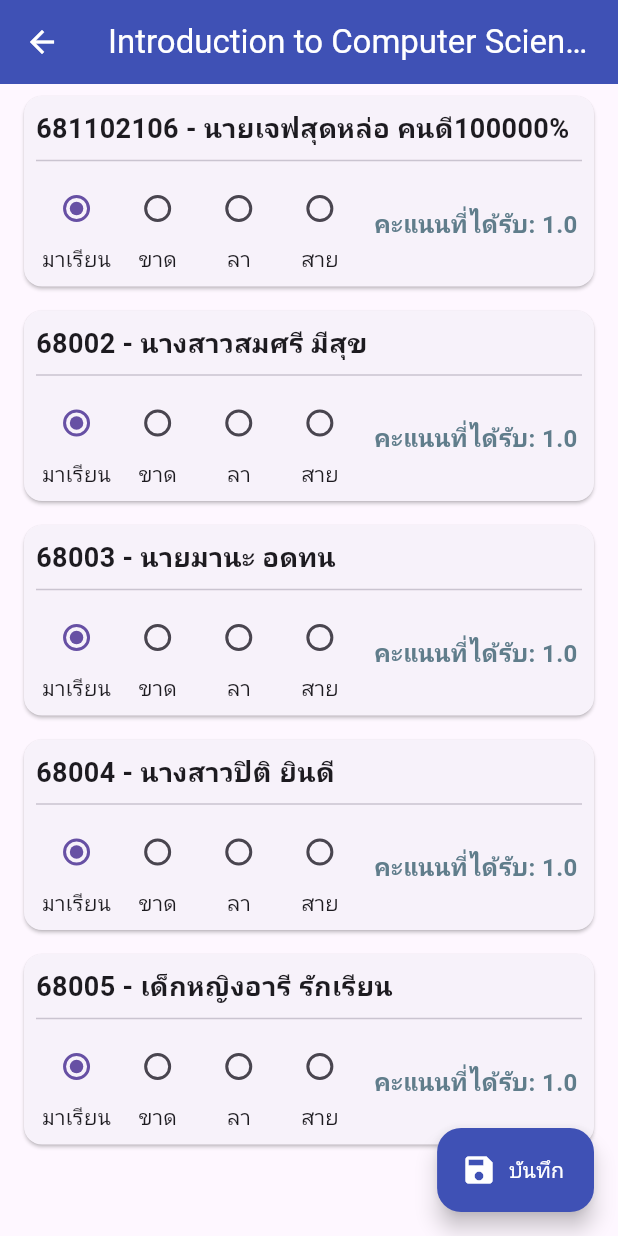
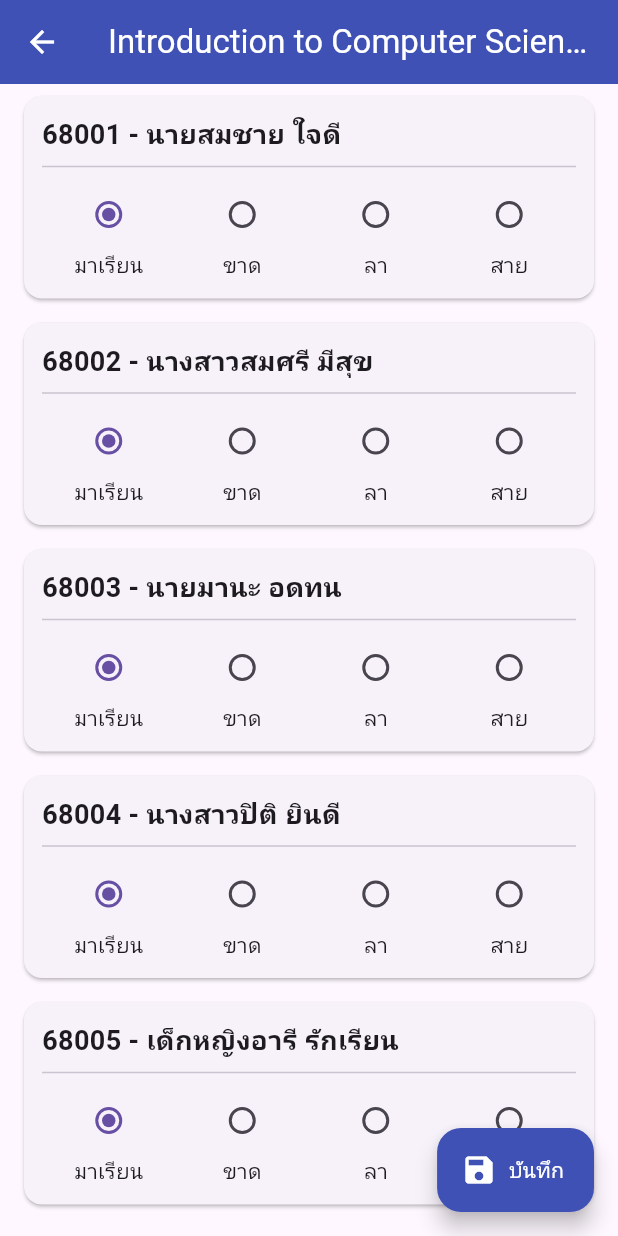
Before and after one commit to 681102106-ux/auto_checkin, a Flutter app: the screen it shows after launch, after a tap on "ล็อกอิน", after a tap on "Introduction to Computer Science", on a phone screen of 412 x 824 dp. Run offline on Flutter 3.47's test engine with Material 3 defaults, Android fonts, the phone set to English and light mode, and no system bars.

Commit message:
Self try fix (BUG)

```diff
--- a/lib/screens/check_in_screen.dart
+++ b/lib/screens/check_in_screen.dart
@@ -1,7 +1,7 @@
 import 'package:flutter/material.dart';
 import '../models/course.dart';
 import '../models/student.dart';
-import '../models/attendance.dart'; // Import Attendance Model
+import '../models/attendance.dart';
 
 class CheckInScreen extends StatefulWidget {
   final Course course;
@@ -14,25 +14,19 @@ class CheckInScreen extends StatefulWidget {
 }
 
 class _CheckInScreenState extends State<CheckInScreen> {
-  // 1. สร้าง "ข้อมูลจำลอง" ของนักเรียนในวิชานี้
   final List<Student> _students = [
-    Student(id: '681102106', name: 'นายเจฟสุดหล่อ คนดี100000%'),
+    Student(id: '68001', name: 'นายสมชาย ใจดี'),
     Student(id: '68002', name: 'นางสาวสมศรี มีสุข'),
     Student(id: '68003', name: 'นายมานะ อดทน'),
     Student(id: '68004', name: 'นางสาวปิติ ยินดี'),
     Student(id: '68005', name: 'เด็กหญิงอารี รักเรียน'),
   ];
 
-  // 2. สร้าง "สมุดจด" เพื่อบันทึกสถานะของนักเรียนแต่ละคน
-  // Key คือ ID ของนักเรียน, Value คือสถานะการเข้าเรียน
-  // เราจะตั้งค่าเริ่มต้นให้ทุกคนเป็น "มาเรียน" (present)
   Map<String, AttendanceStatus> _attendanceData = {};
 
-  // initState คือฟังก์ชันที่จะทำงานแค่ "ครั้งเดียว" ตอนที่หน้านี้ถูกเปิดขึ้นมา
   @override
   void initState() {
     super.initState();
-    // วนลูปเพื่อตั้งค่าสถานะเริ่มต้นให้นักเรียนทุกคน
     for (var student in _students) {
       _attendanceData[student.id] = AttendanceStatus.present;
     }
@@ -42,9 +36,7 @@ class _CheckInScreenState extends State<CheckInScreen> {
   Widget build(BuildContext context) {
     return Scaffold(
       appBar: AppBar(
-        title: Text(
-          widget.course.name,
-        ), // widget.course ใช้เพื่อเข้าถึงข้อมูลจาก class แม่
+        title: Text(widget.course.name),
         backgroundColor: Colors.indigo,
         foregroundColor: Colors.white,
       ),
@@ -53,15 +45,13 @@ class _CheckInScreenState extends State<CheckInScreen> {
         itemBuilder: (context, index) {
           final student = _students[index];
 
-          // Card ช่วยทำให้ UI ดูมีมิติและแบ่งสัดส่วนได้สวยงาม
           return Card(
             margin: const EdgeInsets.symmetric(horizontal: 16, vertical: 8),
             child: Padding(
-              padding: const EdgeInsets.all(8.0),
+              padding: const EdgeInsets.all(12.0),
               child: Column(
                 crossAxisAlignment: CrossAxisAlignment.start,
                 children: [
-                  // --- ส่วนแสดงชื่อนักเรียน ---
                   Text(
                     '${student.id} - ${student.name}',
                     style: const TextStyle(
@@ -70,39 +60,36 @@ class _CheckInScreenState extends State<CheckInScreen> {
                     ),
                   ),
                   const Divider(),
-
-                  // --- ส่วนของ Radio Button ---
                   Row(
-                    mainAxisAlignment: MainAxisAlignment.spaceAround,
+                    // [FIX 1] แก้ไข UI ที่ไม่สมดุล
+                    // เราจะใช้ Expanded เพื่อให้แต่ละตัวเลือกมีขนาดเท่ากัน
                     children: [
-                      _buildStatusOption(
+                      Expanded(
+                        child: _buildStatusOption(
                           student.id,
                           AttendanceStatus.present,
                           'มาเรียน',
                         ),
-                      _buildStatusOption(
+                      ),
+                      Expanded(
+                        child: _buildStatusOption(
                           student.id,
                           AttendanceStatus.absent,
                           'ขาด',
                         ),
-                      _buildStatusOption(
+                      ),
+                      Expanded(
+                        child: _buildStatusOption(
                           student.id,
                           AttendanceStatus.onLeave,
                           'ลา',
                         ),
-                      _buildStatusOption(
+                      ),
+                      Expanded(
+                        child: _buildStatusOption(
                           student.id,
                           AttendanceStatus.late,
                           'สาย',
-                      ),
-                      const SizedBox(height: 8), // เพิ่มระยะห่างนิดหน่อย
-                      // เราจะใช้ widget.scores เพื่อดึงค่าคะแนนที่ถูกส่งเข้ามา
-                      Text(
-                        'คะแนนที่ได้รับ: ${_getScoreForStatus(_attendanceData[student.id])}',
-                        style: const TextStyle(
-                          fontSize: 16,
-                          color: Colors.blueGrey,
-                          fontWeight: FontWeight.bold,
                         ),
                       ),
                     ],
@@ -113,11 +100,9 @@ class _CheckInScreenState extends State<CheckInScreen> {
           );
         },
       ),
-      // เพิ่มปุ่มสำหรับ "บันทึก" การเช็คชื่อ
       floatingActionButton: FloatingActionButton.extended(
         onPressed: () {
-          // TODO: เพิ่ม Logic การบันทึกข้อมูลลงฐานข้อมูล
-          print(_attendanceData); // แสดงผลข้อมูลการเช็คชื่อใน Console
+          print(_attendanceData);
           ScaffoldMessenger.of(context).showSnackBar(
             const SnackBar(content: Text('บันทึกการเช็คชื่อเรียบร้อย!')),
           );
@@ -130,7 +115,6 @@ class _CheckInScreenState extends State<CheckInScreen> {
     );
   }
 
-  // ฟังก์ชันช่วยสร้าง Radio Button เพื่อลดการเขียนโค้ดซ้ำซ้อน
   Widget _buildStatusOption(
     String studentId,
     AttendanceStatus status,
@@ -142,8 +126,6 @@ class _CheckInScreenState extends State<CheckInScreen> {
           value: status,
           groupValue: _attendanceData[studentId],
           onChanged: (AttendanceStatus? value) {
-            // setState คือคำสั่งศักดิ์สิทธิ์!
-            // ใช้เพื่อบอกให้ Flutter "สร้าง UI ใหม่" หลังจากข้อมูลเปลี่ยนแปลง
             setState(() {
               _attendanceData[studentId] = value!;
             });
@@ -153,22 +135,4 @@ class _CheckInScreenState extends State<CheckInScreen> {
       ],
     );
   }
-
-  double _getScoreForStatus(AttendanceStatus? status) {
-    // widget.scores คือการเข้าถึง "scores" ที่ถูกส่งมาจาก HomeScreen
-    switch (status) {
-      case AttendanceStatus.present:
-        return widget.scores['present'] ?? 0;
-      case AttendanceStatus.absent:
-        return widget.scores['absent'] ?? 0;
-      case AttendanceStatus.onLeave:
-        return widget.scores['onLeave'] ?? 0;
-      case AttendanceStatus.late:
-        return widget.scores['late'] ?? 0;
-      default:
-        return 0; // กรณีที่ไม่พบสถานะ (เช่น unknown)
 }
-  }
-
-  // ---------------------------------
-}
```
Also changed, not shown: lib/screens/settings_screen.dart (+100 -31 lines). Lines whose indentation alone changed are shown as unchanged.
